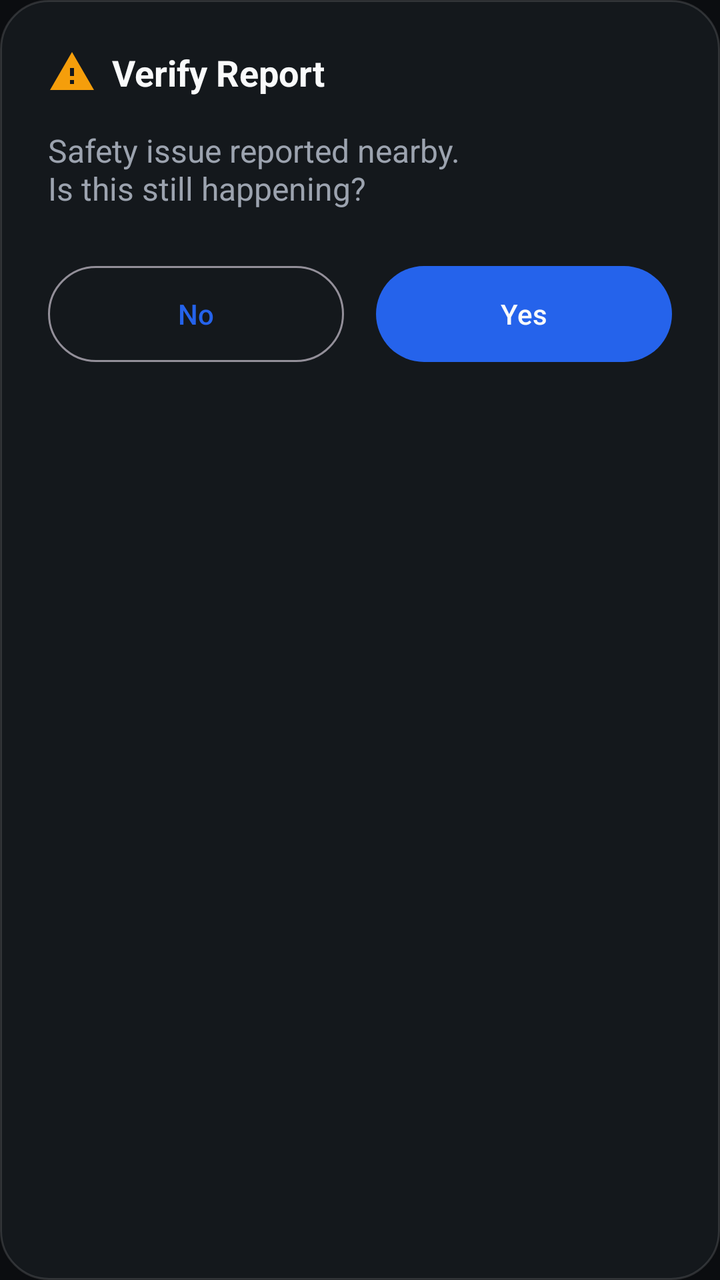
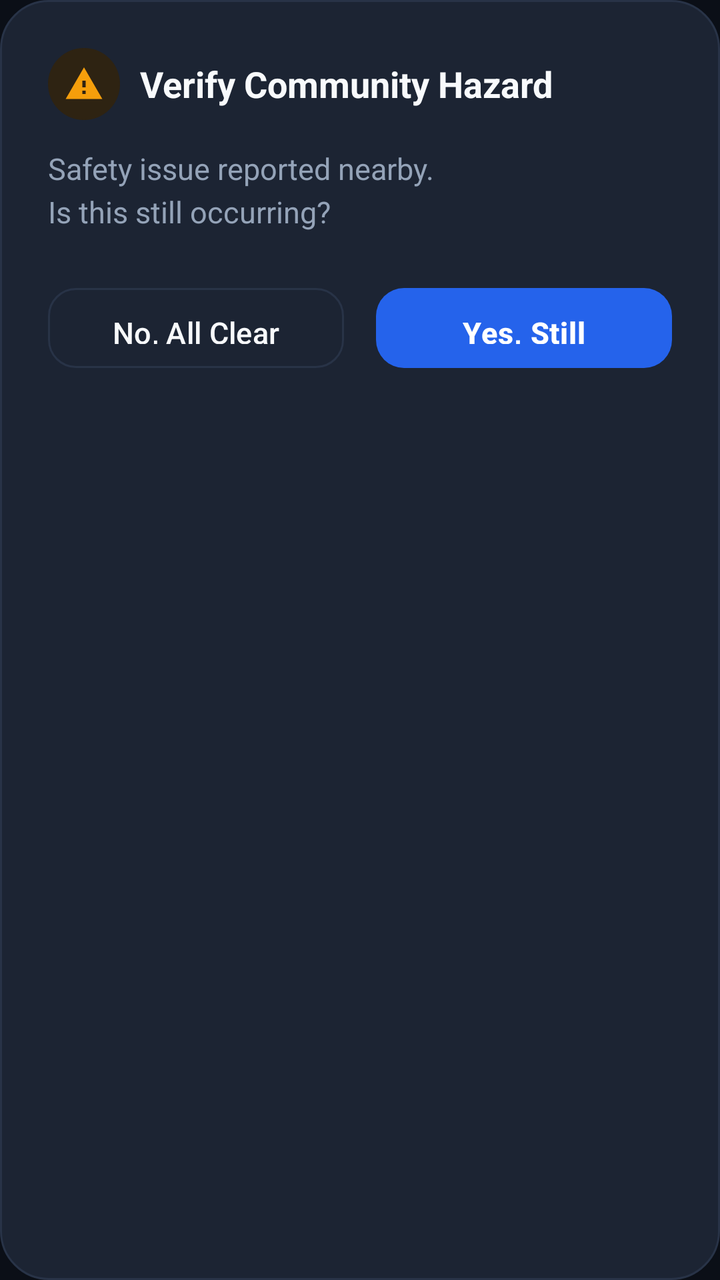

Before-and-after screenshots of an Android layout around one commit, followed by the original layout XML and the change that was made.
<!-- AndroidManifest.xml: application theme Theme.RiskFreeRoutes -->
<!-- res/layout/dialog_verify_report.xml -->
<?xml version="1.0" encoding="utf-8"?>
<LinearLayout
    xmlns:android="http://schemas.android.com/apk/res/android"
    xmlns:app="http://schemas.android.com/apk/res-auto"
    android:layout_width="match_parent"
    android:layout_height="wrap_content"
    android:orientation="vertical"
    android:padding="24dp"
    android:background="@drawable/glass_card_bg">

    <LinearLayout
        android:layout_width="match_parent"
        android:layout_height="wrap_content"
        android:orientation="horizontal"
        android:gravity="center_vertical"
        android:layout_marginBottom="16dp">
        
        <ImageView
            android:layout_width="24dp"
            android:layout_height="24dp"
            android:src="@drawable/ic_warning"
            app:tint="@color/semantic_warning" />
            
        <TextView
            android:layout_width="wrap_content"
            android:layout_height="wrap_content"
            android:text="Verify Report"
            android:textSize="18sp"
            android:textStyle="bold"
            android:textColor="@color/text_primary"
            android:layout_marginStart="8dp" />
    </LinearLayout>

    <TextView
        android:id="@+id/tvReportDescription"
        android:layout_width="match_parent"
        android:layout_height="wrap_content"
        android:text="Safety issue reported nearby.\nIs this still happening?"
        android:textSize="16sp"
        android:textColor="@color/text_secondary"
        android:layout_marginBottom="24dp" />

    <LinearLayout
        android:layout_width="match_parent"
        android:layout_height="wrap_content"
        android:orientation="horizontal">
        
        <com.google.android.material.button.MaterialButton
            android:id="@+id/btnVerifyNo"
            android:layout_width="0dp"
            android:layout_height="56dp"
            android:layout_weight="1"
            android:text="No"
            android:layout_marginEnd="8dp"
            style="@style/Widget.Material3.Button.OutlinedButton" />
            
        <com.google.android.material.button.MaterialButton
            android:id="@+id/btnVerifyYes"
            android:layout_width="0dp"
            android:layout_height="56dp"
            android:layout_weight="1"
            android:text="Yes"
            android:layout_marginStart="8dp" />
    </LinearLayout>

</LinearLayout>
<!-- resources referenced by this layout -->
<resources>
  <color name="semantic_warning">@color/warning_amber</color>
  <color name="text_primary">#F9FAFB</color>
  <color name="text_secondary">#9CA3AF</color>
  <!-- drawable glass_card_bg (drawable) -->
  <?xml version="1.0" encoding="utf-8"?>
  <shape xmlns:android="http://schemas.android.com/apk/res/android"
      android:shape="rectangle">
  
      
      <solid android:color="@color/glass_panel" />
  
      
      <stroke
          android:width="1dp"
          android:color="@color/glass_border" />
  
      
      <corners android:radius="@dimen/card_corner_radius" />
  
  </shape>
  <style name="Theme.RiskFreeRoutes" parent="Theme.Material3.Dark.NoActionBar">
  
          
          <item name="colorPrimary">@color/primary_blue</item>
          <item name="colorPrimaryContainer">@color/primary_blue_light</item>
          <item name="colorOnPrimary">@color/text_primary</item>
  
          <item name="colorSecondary">@color/accent_blue</item>
          <item name="colorOnSecondary">@color/text_primary</item>
  
          <item name="colorTertiary">@color/danger_red</item>
          <item name="colorError">@color/danger_red</item>
  
          <item name="colorSurface">@color/glass_panel</item>
          <item name="colorOnSurface">@color/text_primary</item>
  
          <item name="android:colorBackground">@color/colorBackground</item>
  
          
          <item name="android:statusBarColor">@color/colorBackground</item>
          <item name="android:navigationBarColor">@color/colorBackground</item>
  
          
          <item name="shapeAppearanceSmallComponent">@style/ShapeAppearance.RiskFreeRoutes.SmallComponent</item>
          <item name="shapeAppearanceMediumComponent">@style/ShapeAppearance.RiskFreeRoutes.MediumComponent</item>
          <item name="shapeAppearanceLargeComponent">@style/ShapeAppearance.RiskFreeRoutes.LargeComponent</item>
  
      </style>
  <color name="glass_panel">#991C2026</color>
  <color name="glass_border">#22FFFFFF</color>
  <dimen name="card_corner_radius">24dp</dimen>
  <color name="primary_blue">#2563EB</color>
  <color name="primary_blue_light">#4F8CFF</color>
  <color name="accent_blue">#8FB4FF</color>
  <color name="colorBackground">#0B0D10</color>
  <style name="ShapeAppearance.RiskFreeRoutes.MediumComponent" parent="ShapeAppearance.Material3.MediumComponent">
          <item name="cornerRadius">16dp</item>
      </style>
  <!-- unchanged entries left out for length: 5 -->
</resources>

<!-- the commit's change to res/layout/dialog_verify_report.xml (unified diff, before → after) -->
@@ -6,38 +6,47 @@
     android:layout_height="wrap_content"
     android:orientation="vertical"
     android:padding="24dp"
-    android:background="@drawable/glass_card_bg">
+    android:background="@drawable/bg_dialog_rounded">
 
     <LinearLayout
         android:layout_width="match_parent"
         android:layout_height="wrap_content"
         android:orientation="horizontal"
         android:gravity="center_vertical"
-        android:layout_marginBottom="16dp">
+        android:layout_marginBottom="14dp">
         
-        <ImageView
-            android:layout_width="24dp"
-            android:layout_height="24dp"
-            android:src="@drawable/ic_warning"
-            app:tint="@color/semantic_warning" />
+        <FrameLayout
+            android:layout_width="36dp"
+            android:layout_height="36dp"
+            android:background="@drawable/shape_circle"
+            android:backgroundTint="@color/warning_amber_subtle">
+
+            <ImageView
+                android:layout_width="20dp"
+                android:layout_height="20dp"
+                android:layout_gravity="center"
+                android:src="@drawable/ic_warning"
+                app:tint="@color/warning_amber" />
+        </FrameLayout>
             
         <TextView
             android:layout_width="wrap_content"
             android:layout_height="wrap_content"
-            android:text="Verify Report"
+            android:text="Verify Community Hazard"
             android:textSize="18sp"
             android:textStyle="bold"
             android:textColor="@color/text_primary"
-            android:layout_marginStart="8dp" />
+            android:layout_marginStart="10dp" />
     </LinearLayout>
 
     <TextView
         android:id="@+id/tvReportDescription"
         android:layout_width="match_parent"
         android:layout_height="wrap_content"
-        android:text="Safety issue reported nearby.\nIs this still happening?"
-        android:textSize="16sp"
+        android:text="Safety issue reported nearby.\nIs this still occurring?"
+        android:textSize="15sp"
         android:textColor="@color/text_secondary"
+        android:lineSpacingMultiplier="1.2"
         android:layout_marginBottom="24dp" />
 
     <LinearLayout
@@ -47,19 +56,20 @@
         
         <com.google.android.material.button.MaterialButton
             android:id="@+id/btnVerifyNo"
+            style="@style/Widget.RiskFreeRoutes.Button.Outlined"
             android:layout_width="0dp"
-            android:layout_height="56dp"
+            android:layout_height="48dp"
             android:layout_weight="1"
-            android:text="No"
-            android:layout_marginEnd="8dp"
-            style="@style/Widget.Material3.Button.OutlinedButton" />
+            android:text="No, All Clear"
+            android:layout_marginEnd="8dp" />
             
         <com.google.android.material.button.MaterialButton
             android:id="@+id/btnVerifyYes"
+            style="@style/Widget.RiskFreeRoutes.Button.Primary"
             android:layout_width="0dp"
-            android:layout_height="56dp"
+            android:layout_height="48dp"
             android:layout_weight="1"
-            android:text="Yes"
+            android:text="Yes, Still There"
             android:layout_marginStart="8dp" />
     </LinearLayout>
 
<!-- resource entries referenced after the edit -->
@@ -1,46 +1,74 @@
 <!-- resources referenced by this layout -->
 <resources>
-  <color name="semantic_warning">@color/warning_amber</color>
-  <color name="text_primary">#F9FAFB</color>
-  <color name="text_secondary">#9CA3AF</color>
-  <!-- drawable glass_card_bg (drawable) -->
+  <color name="text_primary">#F8FAFC</color>
+  <color name="text_secondary">#94A3B8</color>
+  <color name="warning_amber_subtle">#2E2312</color>
+  <!-- drawable bg_dialog_rounded (drawable) -->
   <?xml version="1.0" encoding="utf-8"?>
   <shape xmlns:android="http://schemas.android.com/apk/res/android"
       android:shape="rectangle">
-  
-      
-      <solid android:color="@color/glass_panel" />
-  
-      
+      <solid android:color="@color/colorSurfaceVariant" />
+      <corners android:radius="@dimen/card_corner_radius_lg" />
       <stroke
           android:width="1dp"
-          android:color="@color/glass_border" />
-  
+          android:color="@color/colorSurfaceBorder" />
+  </shape>
+  <!-- drawable shape_circle (drawable) -->
+  <?xml version="1.0" encoding="utf-8"?>
+  <shape xmlns:android="http://schemas.android.com/apk/res/android"
+      android:shape="oval">
       
-      <corners android:radius="@dimen/card_corner_radius" />
-  
+      <solid android:color="#FFFFFF" />
   </shape>
+  <style name="Widget.RiskFreeRoutes.Button.Outlined" parent="Widget.Material3.Button.OutlinedButton">
+          <item name="strokeColor">@color/colorSurfaceBorder</item>
+          <item name="strokeWidth">1dp</item>
+          <item name="android:textColor">@color/text_primary</item>
+          <item name="cornerRadius">@dimen/button_corner_radius</item>
+          <item name="android:minHeight">@dimen/button_height</item>
+          <item name="android:paddingTop">12dp</item>
+          <item name="android:paddingBottom">12dp</item>
+          <item name="android:textSize">@dimen/button_text_size</item>
+      </style>
+  <style name="Widget.RiskFreeRoutes.Button.Primary" parent="Widget.Material3.Button">
+          <item name="backgroundTint">@color/primary_blue_dark</item>
+          <item name="android:textColor">@color/text_on_primary</item>
+          <item name="cornerRadius">@dimen/button_corner_radius</item>
+          <item name="android:minHeight">@dimen/button_height</item>
+          <item name="android:paddingTop">12dp</item>
+          <item name="android:paddingBottom">12dp</item>
+          <item name="android:textSize">@dimen/button_text_size</item>
+          <item name="android:textStyle">bold</item>
+          <item name="android:letterSpacing">0.02</item>
+          <item name="elevation">2dp</item>
+      </style>
   <style name="Theme.RiskFreeRoutes" parent="Theme.Material3.Dark.NoActionBar">
   
           
           <item name="colorPrimary">@color/primary_blue</item>
-          <item name="colorPrimaryContainer">@color/primary_blue_light</item>
-          <item name="colorOnPrimary">@color/text_primary</item>
+          <item name="colorPrimaryContainer">@color/primary_blue_dark</item>
+          <item name="colorOnPrimary">@color/text_on_primary</item>
   
           <item name="colorSecondary">@color/accent_blue</item>
-          <item name="colorOnSecondary">@color/text_primary</item>
+          <item name="colorSecondaryContainer">@color/primary_blue_subtle</item>
+          <item name="colorOnSecondary">@color/colorBackground</item>
   
-          <item name="colorTertiary">@color/danger_red</item>
+          <item name="colorTertiary">@color/warning_amber</item>
           <item name="colorError">@color/danger_red</item>
+          <item name="colorOnError">@color/text_on_primary</item>
   
-          <item name="colorSurface">@color/glass_panel</item>
+          <item name="colorSurface">@color/colorSurface</item>
+          <item name="colorSurfaceVariant">@color/colorSurfaceVariant</item>
           <item name="colorOnSurface">@color/text_primary</item>
+          <item name="colorOnSurfaceVariant">@color/text_secondary</item>
   
           <item name="android:colorBackground">@color/colorBackground</item>
   
           
           <item name="android:statusBarColor">@color/colorBackground</item>
           <item name="android:navigationBarColor">@color/colorBackground</item>
+          <item name="android:windowLightStatusBar">false</item>
+          <item name="android:windowLightNavigationBar">false</item>
   
           
           <item name="shapeAppearanceSmallComponent">@style/ShapeAppearance.RiskFreeRoutes.SmallComponent</item>
@@ -48,15 +76,21 @@
           <item name="shapeAppearanceLargeComponent">@style/ShapeAppearance.RiskFreeRoutes.LargeComponent</item>
   
       </style>
-  <color name="glass_panel">#991C2026</color>
-  <color name="glass_border">#22FFFFFF</color>
-  <dimen name="card_corner_radius">24dp</dimen>
-  <color name="primary_blue">#2563EB</color>
-  <color name="primary_blue_light">#4F8CFF</color>
-  <color name="accent_blue">#8FB4FF</color>
-  <color name="colorBackground">#0B0D10</color>
+  <color name="colorSurfaceVariant">#1C2433</color>
+  <dimen name="card_corner_radius_lg">24dp</dimen>
+  <color name="colorSurfaceBorder">#283347</color>
+  <dimen name="button_corner_radius">14dp</dimen>
+  <dimen name="button_height">52dp</dimen>
+  <dimen name="button_text_size">15sp</dimen>
+  <color name="primary_blue_dark">#2563EB</color>
+  <color name="text_on_primary">#FFFFFF</color>
+  <color name="primary_blue">#3B82F6</color>
+  <color name="accent_blue">#93C5FD</color>
+  <color name="primary_blue_subtle">#1E2C44</color>
+  <color name="colorBackground">#0B0F17</color>
+  <color name="colorSurface">#141A24</color>
   <style name="ShapeAppearance.RiskFreeRoutes.MediumComponent" parent="ShapeAppearance.Material3.MediumComponent">
-          <item name="cornerRadius">16dp</item>
+          <item name="cornerRadius">18dp</item>
       </style>
   <!-- unchanged entries left out for length: 5 -->
 </resources>
